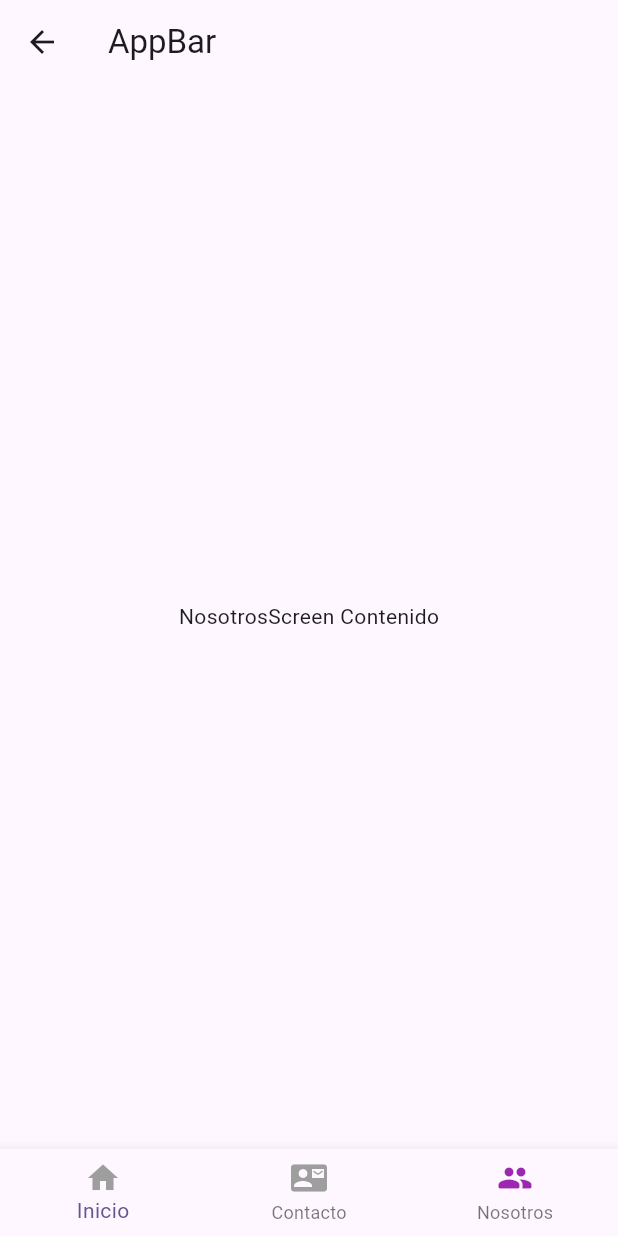
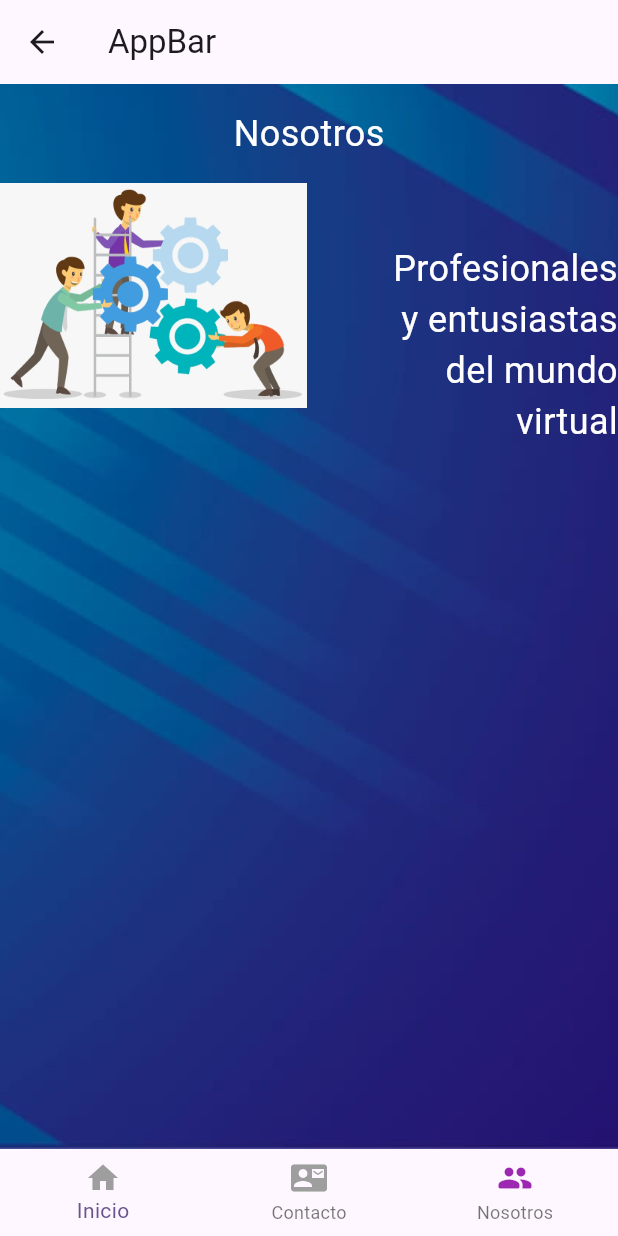
Before and after one commit to pipipe123/engrane, a Flutter app: the screen it shows after launch, item 3 of the bottom bar chosen, on a phone screen of 412 x 824 dp. Run offline on Flutter 3.47's test engine with Material 3 defaults, Android fonts, the phone set to English and light mode, and no system bars.

Commit message:
mas avances

```diff
--- a/lib/screens/contacto_screen.dart
+++ b/lib/screens/contacto_screen.dart
@@ -1,4 +1,3 @@
-import 'package:engrane/screens/screens.dart';
 import 'package:flutter/material.dart';
 import 'package:engrane/widgets/botomnavigatorbar.dart';
 
@@ -12,8 +11,15 @@ class ContactoScreen extends StatelessWidget {
     appBar: AppBar(
       title: const Text('AppBar'),
       ),
-      body: const Center(
-        child: Text('ContactoScreen Contenido'),
+      body: Container(
+      decoration: const BoxDecoration(
+        image: DecorationImage(
+          image: AssetImage('assets/images/fondo.jpg'), // Reemplaza con la ruta de tu imagen
+          fit: BoxFit.cover,
+        ),
+      ),
+
+
       ),
       bottomNavigationBar: const BottomNavigatorBar(
         donde: 1,
--- a/lib/screens/index.dart
+++ b/lib/screens/index.dart
@@ -1,5 +1,4 @@
 import 'package:engrane/screens/login_screen.dart';
-import 'package:engrane/screens/screens.dart';
 import 'package:flutter/material.dart';
 import 'package:engrane/widgets/botomnavigatorbar.dart';
 class IndexScreen extends StatelessWidget {
--- a/lib/screens/nosotros_screen.dart
+++ b/lib/screens/nosotros_screen.dart
@@ -1,19 +1,73 @@
-import 'package:engrane/screens/screens.dart';
 import 'package:flutter/material.dart';
 import 'package:engrane/widgets/botomnavigatorbar.dart';
+import 'package:engrane/widgets/fondo.dart';
 
 class NosotrosScreen extends StatelessWidget {
-
-  const NosotrosScreen ({Key? key}) : super(key: key);
+  const NosotrosScreen({Key? key}) : super(key: key);
 
   @override
   Widget build(BuildContext context) {
     return Scaffold(
-    appBar: AppBar(
-      title: const Text('AppBar'),
+      appBar: AppBar(
+        title: const Text('AppBar'),
       ),
-      body: const Center(
-        child: Text('NosotrosScreen Contenido'),
+      body: fondo(
+        content: Column(
+          crossAxisAlignment: CrossAxisAlignment.stretch,
+          children: [
+            // Título
+            Container(
+              padding: const EdgeInsets.all(16.0),
+              child: const Center(
+                child: Text(
+                  'Nosotros',
+                  style: TextStyle(
+                    fontSize: 24,
+                    color: Colors.white,
+                  ),
+                ),
+              ),
+            ),
+            Stack(
+              children: [
+                Positioned(
+                  child: Container(
+                    height: 200,
+                    // width: ,
+                  )),
+                Positioned(
+                  top: 0,
+                  child: Image.asset('assets/images/img3.jpg',
+                  height: 150,
+                  )),
+                 const Positioned(
+                  right: 0,
+                  top: 40,
+                  child:
+                  Row(
+                    children: [
+                      SizedBox(
+                        child:Text(
+                          '''
+                          Profesionales
+                          y entusiastas
+                          del mundo
+                          virtual
+                          ''',
+                        style: TextStyle(
+                          fontSize: 24,
+                          color: Colors.white,
+                        ),
+                        textAlign: TextAlign.right,
+                ),
+                   ),
+                  ],)
+)
+              ],
+            )
+          ],
+        ),
+
       ),
       bottomNavigationBar: const BottomNavigatorBar(
         donde: 2,
--- a/lib/screens/perfil_screen.dart
+++ b/lib/screens/perfil_screen.dart
@@ -1,4 +1,3 @@
-import 'package:engrane/screens/screens.dart';
 import 'package:flutter/material.dart';
 import 'package:engrane/widgets/botomnavigatorbar.dart';
 
--- a/lib/themes/styles.dart
+++ b/lib/themes/styles.dart
@@ -1,19 +1,21 @@
-// import 'package:flutter/material.dart';
+  import 'package:flutter/material.dart';
+class AppTheme {
+  // ignore: non_constant_identifier_names
+  static final ThemeData TemaApp = ThemeData(
 
 
-// class StylesLogin extends StatelessWidget {
-//   static Container perro = Container();
-//   static BoxDecoration borderRadius;
 
-//   StylesLogin(this.margin, this.borderRadius);
+  //   fiel
 
-//   @override
-//   Widget build(BuildContext context) {
-//     return perro(
-//   Margin(),
-//       ),
+  //   filled: true,
+  //   fillColor: Colors.white,
 
-//       new
-//     );
-//   }
-// }
+  // border:
+  //   OutlineInputBorder(
+  //     borderRadius: BorderRadius.all(Radius.circular(100)),
+  //     borderSide: BorderSide.none,),
+  );
+
+
+
+}
--- a/lib/widgets/botomnavigatorbar.dart
+++ b/lib/widgets/botomnavigatorbar.dart
@@ -1,3 +1,5 @@
+// ignore_for_file: library_private_types_in_public_api
+
 import 'package:flutter/material.dart';
 import 'package:engrane/screens/screens.dart';
 
--- /dev/null
+++ b/lib/widgets/fondo.dart
@@ -0,0 +1,24 @@
+// ignore_for_file: camel_case_types
+
+import 'package:flutter/material.dart';
+
+class fondo extends StatelessWidget {
+  final Widget? content;
+  const fondo({
+
+    super.key, this.content,
+  });
+
+  @override
+  Widget build(BuildContext context) {
+    return Container(
+      decoration: const BoxDecoration(
+        image: DecorationImage(
+          image: AssetImage('assets/images/fondo.jpg'), // Reemplaza con la ruta de tu imagen
+          fit: BoxFit.cover,
+        ),
+      ),
+      child: content,
+      );
+  }
+}
--- a/pubspec.yaml
+++ b/pubspec.yaml
@@ -60,7 +60,9 @@ flutter:
 
   # To add assets to your application, add an assets section, like this:
   assets:
+    - assets/images/fondo.jpg
     - assets/images/
+
   #   - images/a_dot_ham.jpeg
 
   # An image asset can refer to one or more resolution-specific "variants", see
```
Also changed, not shown: lib/screens/antesnosotros.dart (added, +37 -0 lines), assets/images/img1.png (added), assets/images/img2.png (added), assets/images/img3.png (added), assets/images/img31.jpg (added).
